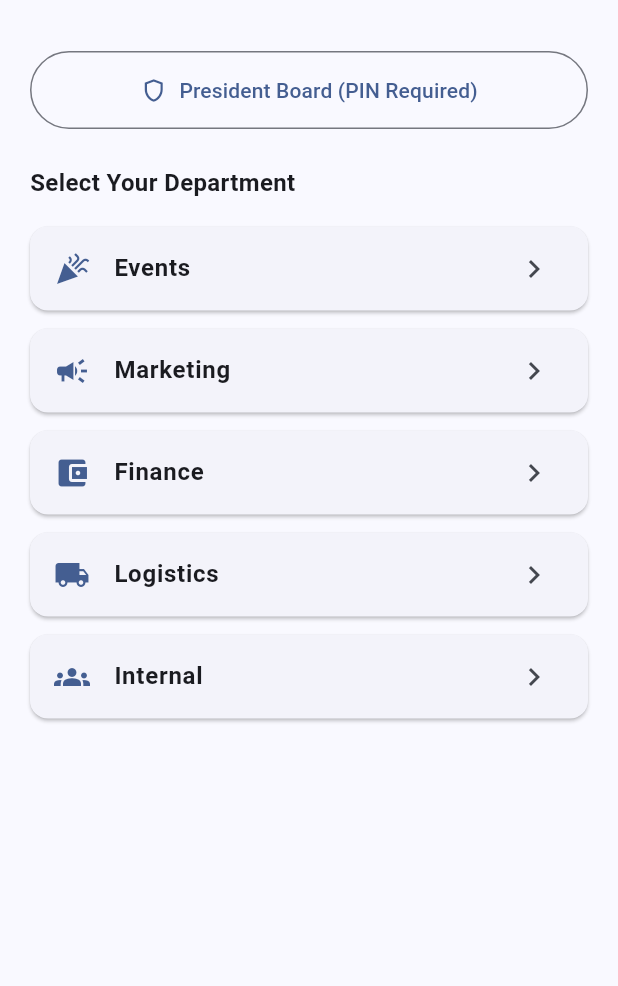
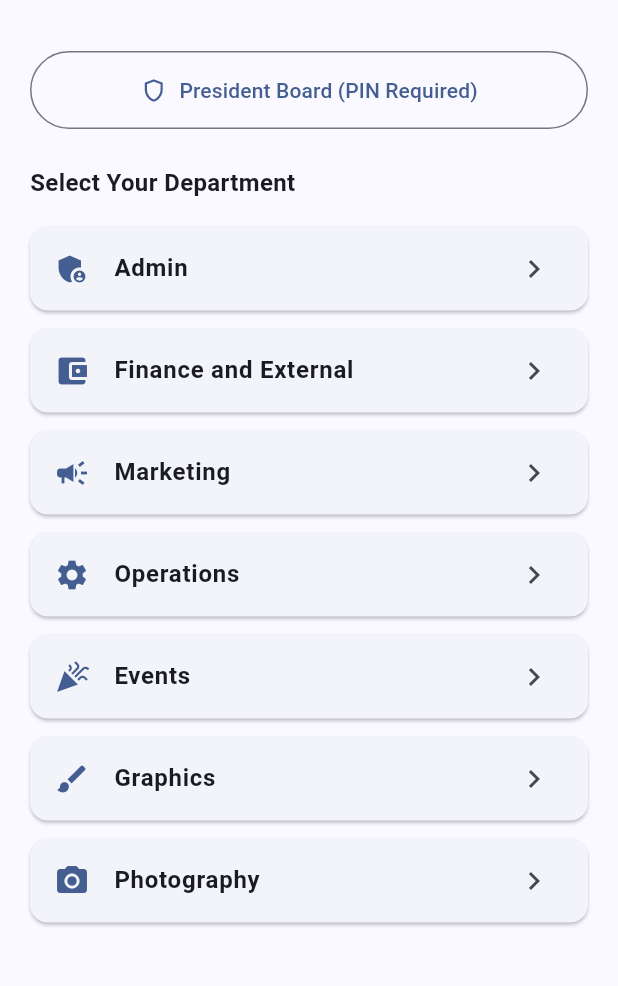
Before and after one commit to mahirc27/bsa-task-tracker, a Flutter app: the screen it shows after launch, on a phone screen of 412 x 824 dp, the part 63-1049 px from its top. Run offline on Flutter 3.47's test engine with Material 3 defaults, Android fonts, the phone set to English and light mode, and no system bars; our stand-ins replace shared_preferences.

Commit message:
Update department names to match official BSA roster

```diff
--- a/lib/main.dart
+++ b/lib/main.dart
@@ -30,11 +30,13 @@ class HomeScreen extends StatelessWidget {
   const HomeScreen({super.key});
 
   final List<Map<String, dynamic>> departments = const [
+    {'name': 'Admin', 'icon': Icons.admin_panel_settings},
+    {'name': 'Finance and External', 'icon': Icons.account_balance_wallet},
+    {'name': 'Marketing', 'icon': Icons.campaign},
+    {'name': 'Operations', 'icon': Icons.settings},
     {'name': 'Events', 'icon': Icons.celebration},
-    {'name': 'Marketing', 'icon': Icons.campaign},
-    {'name': 'Finance', 'icon': Icons.account_balance_wallet},
-    {'name': 'Logistics', 'icon': Icons.local_shipping},
-    {'name': 'Internal', 'icon': Icons.groups},
+    {'name': 'Graphics', 'icon': Icons.brush},
+    {'name': 'Photography', 'icon': Icons.camera_alt},
   ];
 
   @override
```
